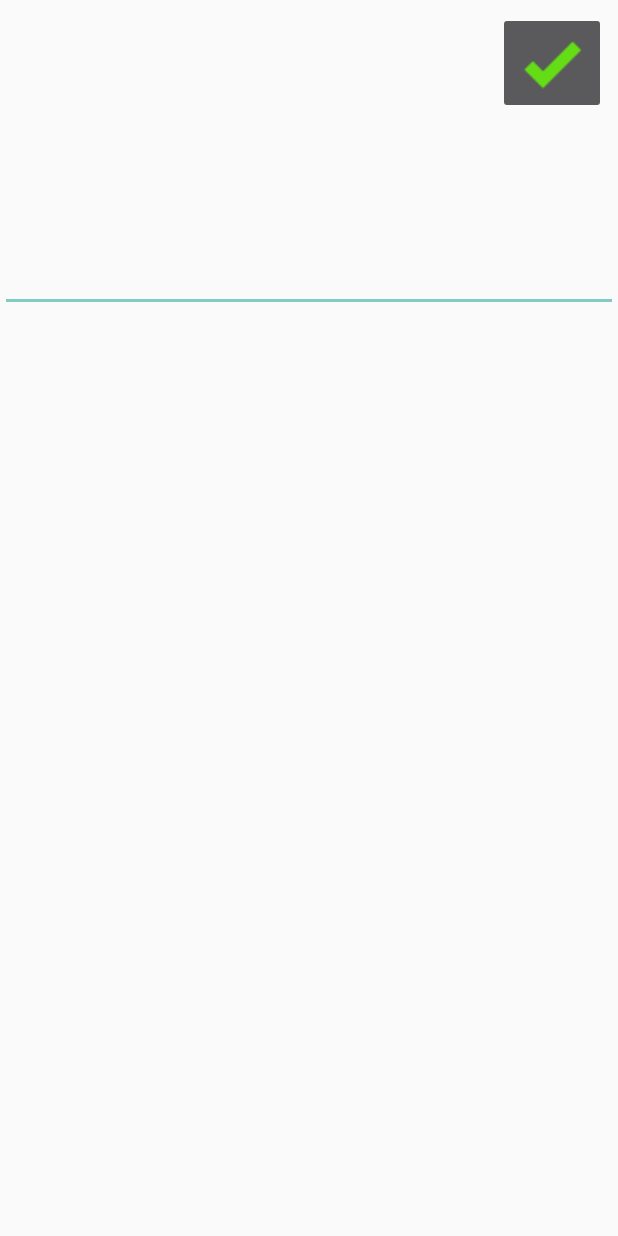
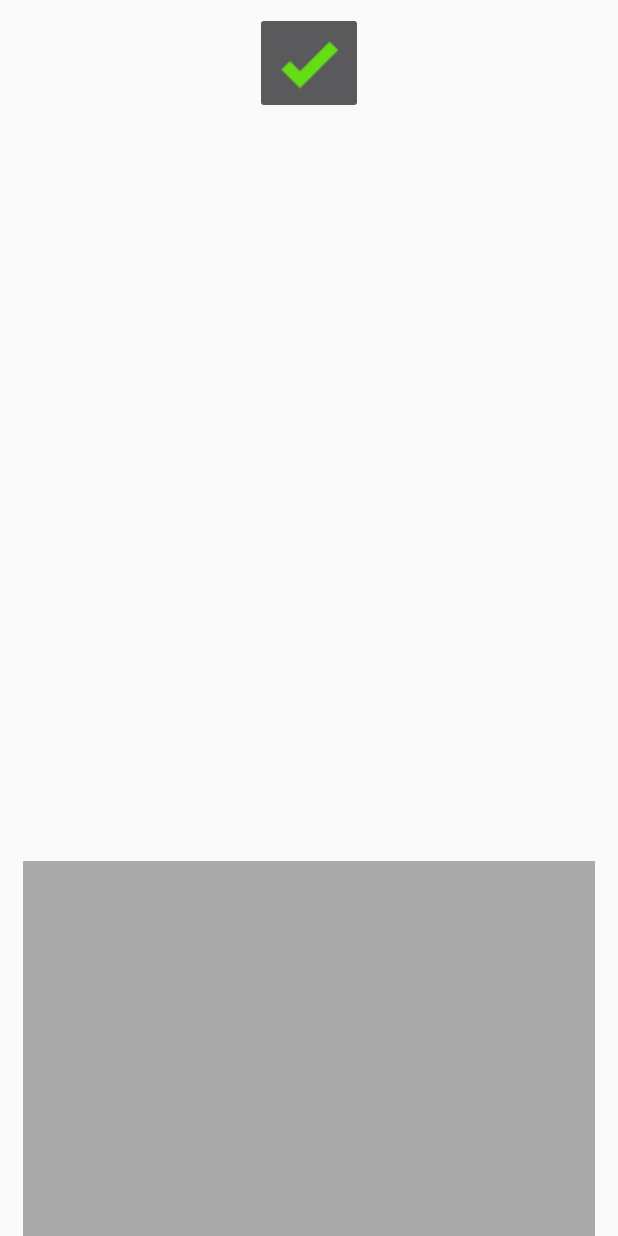
Before and after one commit to vitabr/Ottie, an Android app: the layout activity_text_recognition.xml on its own in the app's theme, with its tools: preview values and no code run, on a phone screen of 412 x 824 dp. Run offline under Robolectric (Android 15) with nearby library versions, the phone set to English and light mode, and no system bars.

```diff
--- a/app/src/main/java/restforyou/com/tofsologia/MLKit.java
+++ b/app/src/main/java/restforyou/com/tofsologia/MLKit.java
@@ -28,6 +28,7 @@ public class MLKit {
 
     private static MLKit _instance = new MLKit();
     private static final String LOCAL_MODEL_ASSET = "mobilenet_v1_1.0_224_quant.tflite";
+    private static final String HOSTED_MODEL_NAME = "cloud_model_1";
     private static FirebaseModelInterpreter mInterpreter;
 
     private MLKit(){
@@ -40,6 +41,7 @@ public class MLKit {
             manager.registerLocalModelSource(localSource);
             FirebaseModelOptions modelOptions =
                     new FirebaseModelOptions.Builder()
+                            .setCloudModelName(HOSTED_MODEL_NAME)
                             .setLocalModelName("asset")
                             .build();
             mInterpreter = FirebaseModelInterpreter.getInstance(modelOptions);
--- a/app/src/main/res/layout/activity_text_recognition.xml
+++ b/app/src/main/res/layout/activity_text_recognition.xml
@@ -10,41 +10,76 @@
 
 
     <ImageButton
-        android:id="@+id/btn_to_ready_text_activity"
+        android:id="@+id/btn_text_ready"
         android:layout_width="wrap_content"
         android:layout_height="wrap_content"
+        android:layout_marginStart="8dp"
         android:layout_marginTop="8dp"
         android:layout_marginEnd="8dp"
         android:src="@drawable/scan_activity_done"
         app:layout_constraintEnd_toEndOf="parent"
+        app:layout_constraintStart_toStartOf="@+id/iv_image_for_recognition"
         app:layout_constraintTop_toTopOf="parent" />
 
     <restforyou.com.tofsologia.utils.TouchImageView
         android:id="@+id/iv_image_for_recognition"
         android:layout_width="match_parent"
-        android:layout_height="400dp"
+        android:layout_height="0dp"
+        android:scaleType="centerInside"
+        app:layout_constraintBottom_toTopOf="@+id/et_recognized_text"
         app:layout_constraintEnd_toEndOf="parent"
         app:layout_constraintStart_toStartOf="parent"
-        app:layout_constraintTop_toTopOf="parent" />
+        app:layout_constraintTop_toBottomOf="@+id/btn_text_ready" />
 
     <restforyou.com.tofsologia.views.GraphicOverlay
         android:id="@+id/go_image_for_recognition"
         android:layout_width="match_parent"
-        android:layout_height="400dp"
+        android:layout_height="0dp"
+        app:layout_constraintBottom_toBottomOf="@+id/iv_image_for_recognition"
+        app:layout_constraintEnd_toEndOf="@+id/iv_image_for_recognition"
+        app:layout_constraintStart_toStartOf="@+id/iv_image_for_recognition"
+        app:layout_constraintTop_toTopOf="@+id/iv_image_for_recognition"
+        android:visibility="invisible"/>
+
+    <ScrollView
+        android:layout_width="match_parent"
+        android:layout_height="250dp"
+        android:layout_weight="1"
+        android:layout_marginLeft="15dp"
+        android:layout_marginRight="15dp"
+        android:layout_marginTop="20dp"
+        android:fillViewport="true"
+        android:background="@android:color/darker_gray"
+        app:layout_constraintBottom_toBottomOf="parent"
+        app:layout_constraintEnd_toEndOf="parent"
+        app:layout_constraintHorizontal_bias="0.0"
+        app:layout_constraintStart_toStartOf="parent">
+
+        <TextView
+            android:id="@+id/tv_recognized_text"
+            android:layout_width="match_parent"
+            android:layout_height="wrap_content"
+            android:layout_marginStart="16dp"
+            android:layout_marginEnd="16dp"
+            android:layout_marginBottom="16dp"
+            android:inputType="textMultiLine"
+            android:padding="10dp" />
+
+    </ScrollView>
+    <EditText
+        android:id="@+id/et_recognized_text"
+        android:layout_width="match_parent"
+        android:layout_height="250dp"
+        android:layout_marginStart="16dp"
+        android:layout_marginEnd="16dp"
+        android:layout_marginBottom="16dp"
+        android:inputType="textMultiLine"
+        android:padding="10dp"
+        android:background="@android:color/darker_gray"
+        app:layout_constraintBottom_toBottomOf="parent"
         app:layout_constraintEnd_toEndOf="parent"
         app:layout_constraintHorizontal_bias="0.0"
         app:layout_constraintStart_toStartOf="parent"
-        app:layout_constraintTop_toTopOf="parent" />
-
-    <EditText
-        android:id="@+id/et_recognized_text"
-        android:layout_width="match_parent"
-        android:layout_height="200dp"
-        android:layout_marginTop="8dp"
-        android:inputType="text"
-        app:layout_constraintEnd_toEndOf="parent"
-        app:layout_constraintHorizontal_bias="0.0"
-        app:layout_constraintStart_toStartOf="parent"
-        app:layout_constraintTop_toBottomOf="@+id/iv_image_for_recognition" />
+        android:visibility="invisible"/>
 
 </android.support.constraint.ConstraintLayout>
```
Also changed, not shown: app/src/main/java/restforyou/com/tofsologia/activities/TextRecognitionActivity.java (+92 -31 lines).
